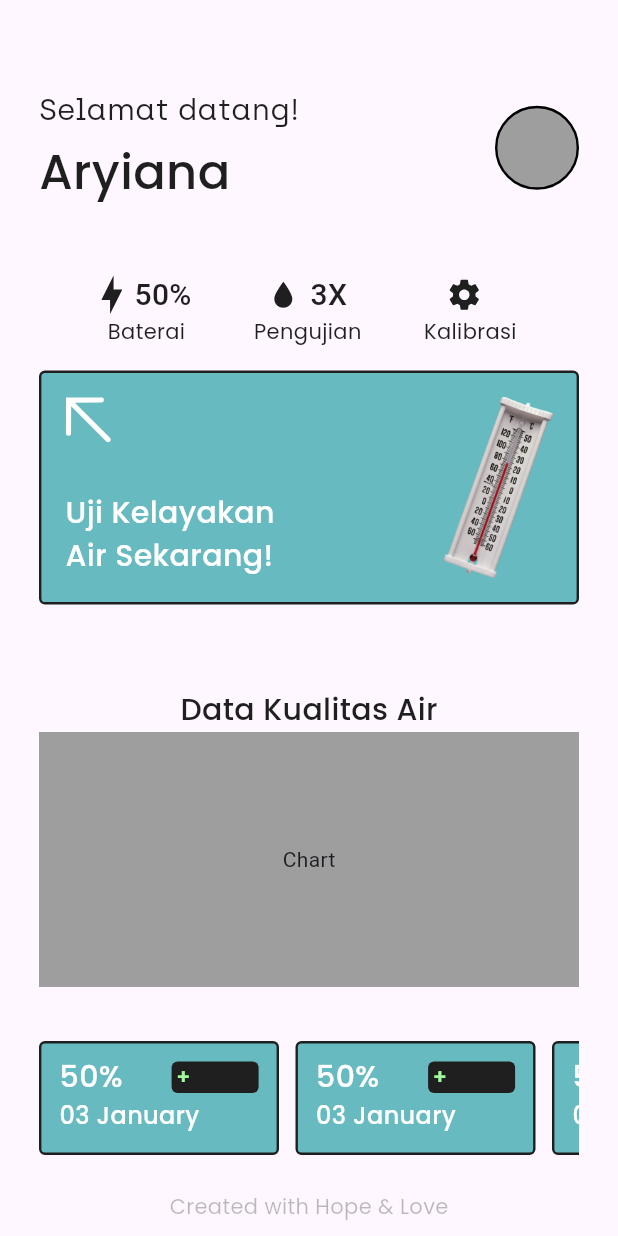
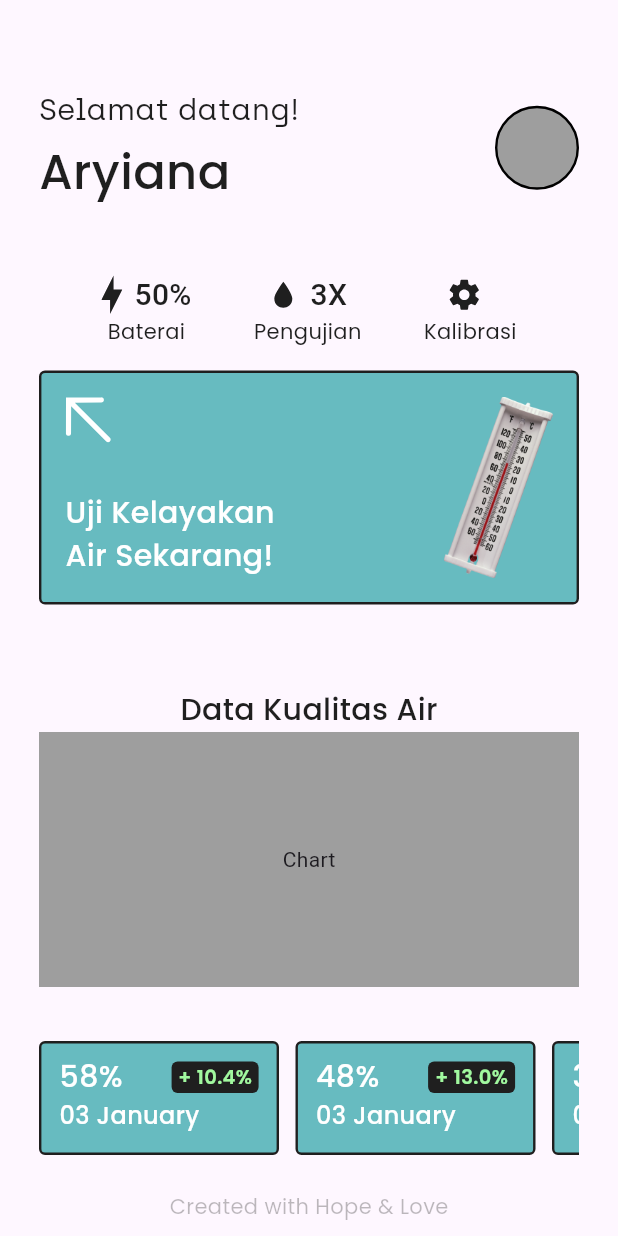
Before and after one commit to GSC2024/MINUM, a Flutter app: the HomePage screen opened directly, after a tap on an icon or button, on a phone screen of 412 x 824 dp. Run offline on Flutter 3.47's test engine with Material 3 defaults, Android fonts, the light colour scheme and no system bars; our stand-ins replace dotted_line, flutter_svg; missing offline and left inert: dart:ffi.

Commit message:
soluton page

```diff
--- a/lib/model/constants.dart
+++ b/lib/model/constants.dart
@@ -2,6 +2,7 @@ import 'package:flutter/material.dart';
 
 class AppColor {
   static var kBackgroundColor = Colors.white;
-  static var kButonColor = Color(0xFF67BBC0);
+  static var kButtonColor = Color(0xFF67BBC0);
   static var kTextColor = Color(0xFF1F1F1F);
+  static var kOffButtonColor = Color(0XFFCCCCCC);
 }
--- a/lib/view/components/afterconnect.dart
+++ b/lib/view/components/afterconnect.dart
@@ -71,30 +71,30 @@ class AfterConnectPage extends StatelessWidget {
             ),
           ),
           SizedBox(height: 36),
-          Container(
+          SizedBox(
             height: 76,
             width: double.infinity,
             child: ListView(
               scrollDirection: Axis.horizontal,
               children: <HistoryCard>[
                 HistoryCard(
-                  mainPercentage: 50,
+                  mainPercentage: 58,
                   diffPercentage: '+ 10.4%',
                   date: DateTime.now(),
                 ),
                 HistoryCard(
-                  mainPercentage: 50,
-                  diffPercentage: '+ 10.4%',
+                  mainPercentage: 48,
+                  diffPercentage: '+ 13.0%',
                   date: DateTime.now(),
                 ),
                 HistoryCard(
-                  mainPercentage: 50,
-                  diffPercentage: '+ 10.4%',
+                  mainPercentage: 35,
+                  diffPercentage: '+ 8.1%',
                   date: DateTime.now(),
                 ),
                 HistoryCard(
-                  mainPercentage: 50,
-                  diffPercentage: '+ 10.4%',
+                  mainPercentage: 27,
+                  diffPercentage: '+ 27.0%',
                   date: DateTime.now(),
                 ),
               ],
--- a/lib/view/components/historycard.dart
+++ b/lib/view/components/historycard.dart
@@ -2,8 +2,8 @@ import 'package:flutter/material.dart';
 import 'package:gsc2024/model/constants.dart';
 import 'package:intl/intl.dart';
 
-class HistoryCard extends StatelessWidget {
-  const HistoryCard({
+class HistoryCard extends StatefulWidget {
+  HistoryCard({
     super.key,
     required this.mainPercentage,
     required this.date,
@@ -15,6 +15,11 @@ class HistoryCard extends StatelessWidget {
   final String diffPercentage;
 
   @override
+  State<HistoryCard> createState() => _HistoryCardState();
+}
+
+class _HistoryCardState extends State<HistoryCard> {
+  @override
   Widget build(BuildContext context) {
     return Container(
       margin: EdgeInsets.only(right: 11),
@@ -23,7 +28,7 @@ class HistoryCard extends StatelessWidget {
       width: 160,
       decoration: BoxDecoration(
         borderRadius: BorderRadius.circular(4),
-        color: AppColor.kButonColor,
+        color: AppColor.kButtonColor,
         border: Border.all(
           color: AppColor.kTextColor,
           width: 1.60,
@@ -36,7 +41,7 @@ class HistoryCard extends StatelessWidget {
             mainAxisAlignment: MainAxisAlignment.spaceBetween,
             children: [
               Text(
-                '${mainPercentage}%',
+                '${widget.mainPercentage}%',
                 style: TextStyle(
                   color: AppColor.kBackgroundColor,
                   fontSize: 20,
@@ -46,6 +51,7 @@ class HistoryCard extends StatelessWidget {
               ),
               Container(
                 padding: EdgeInsets.symmetric(horizontal: 3),
+                alignment: Alignment.center,
                 height: 21,
                 width: 58,
                 decoration: BoxDecoration(
@@ -53,10 +59,10 @@ class HistoryCard extends StatelessWidget {
                   color: Color(0xFF1F1F1F),
                 ),
                 child: Text(
-                  diffPercentage,
+                  widget.diffPercentage,
                   style: TextStyle(
                     color: Color(0xFFA1F99F),
-                    fontSize: 14,
+                    fontSize: 13,
                     fontFamily: 'Poppins',
                     fontWeight: FontWeight.w600,
                   ),
@@ -65,7 +71,7 @@ class HistoryCard extends StatelessWidget {
             ],
           ),
           Text(
-            '${DateFormat('dd MMMM').format(date)}',
+            '${DateFormat('dd MMMM').format(widget.date)}',
             style: TextStyle(
               color: AppColor.kBackgroundColor,
               fontSize: 16,
--- a/lib/view/components/homecard.dart
+++ b/lib/view/components/homecard.dart
@@ -24,7 +24,7 @@ class HomeCard extends StatelessWidget {
         height: 156,
         width: double.infinity,
         decoration: BoxDecoration(
-          color: AppColor.kButonColor,
+          color: AppColor.kButtonColor,
           border: Border.all(color: AppColor.kTextColor, width: 1.6),
           borderRadius: BorderRadius.circular(4),
         ),
--- a/lib/view/components/pagebutton.dart
+++ b/lib/view/components/pagebutton.dart
@@ -20,7 +20,7 @@ class PageButton extends StatelessWidget {
         alignment: Alignment.center,
         width: double.infinity,
         decoration: BoxDecoration(
-          color: AppColor.kButonColor,
+          color: AppColor.kButtonColor,
           border: Border.all(
             color: AppColor.kTextColor,
           ),
--- a/lib/view/components/textinputfield.dart
+++ b/lib/view/components/textinputfield.dart
@@ -31,7 +31,7 @@ class TextInputField extends StatelessWidget {
         ),
         focusedBorder: OutlineInputBorder(
           borderSide: BorderSide(
-            color: AppColor.kButonColor,
+            color: AppColor.kButtonColor,
             width: 2,
           ),
         ),
--- a/lib/view/loginpage.dart
+++ b/lib/view/loginpage.dart
@@ -99,7 +99,7 @@ class LoginPage extends StatelessWidget {
                         style: TextStyle(
                           fontFamily: 'Poppins',
                           fontSize: 14,
-                          color: AppColor.kButonColor,
+                          color: AppColor.kButtonColor,
                         ),
                       ),
                     ),
--- a/lib/view/signuppage.dart
+++ b/lib/view/signuppage.dart
@@ -91,7 +91,7 @@ class SignupPage extends StatelessWidget {
                         style: TextStyle(
                           fontSize: 14,
                           fontFamily: 'Poppins',
-                          color: AppColor.kButonColor,
+                          color: AppColor.kButtonColor,
                         ),
                       ),
                     ),
--- a/pubspec.yaml
+++ b/pubspec.yaml
@@ -37,6 +37,7 @@ dependencies:
   cupertino_icons: ^1.0.2
   flutter_svg: ^2.0.9
   intl: ^0.17.0
+  dotted_line: ^3.2.2
 
 dev_dependencies:
   flutter_test:
```
Also changed, not shown: lib/view/components/solutioncard.dart (added, +48 -0 lines), lib/view/components/solutionstep.dart (added, +43 -0 lines), lib/view/components/watercup.dart (+64 -34 lines), lib/view/homepage.dart (+0 -10 lines), lib/view/solutionpage.dart (added, +190 -0 lines), lib/view/testpage.dart (+28 -5 lines), pubspec.lock.
